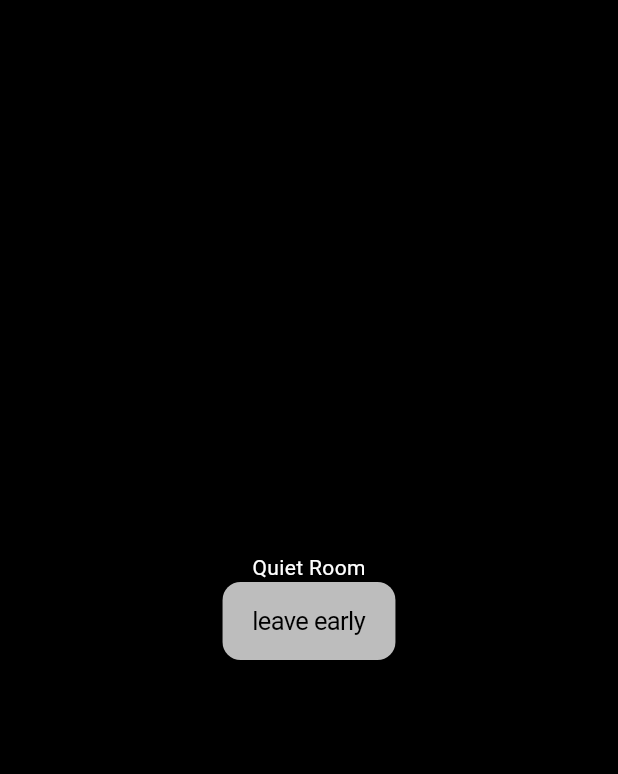
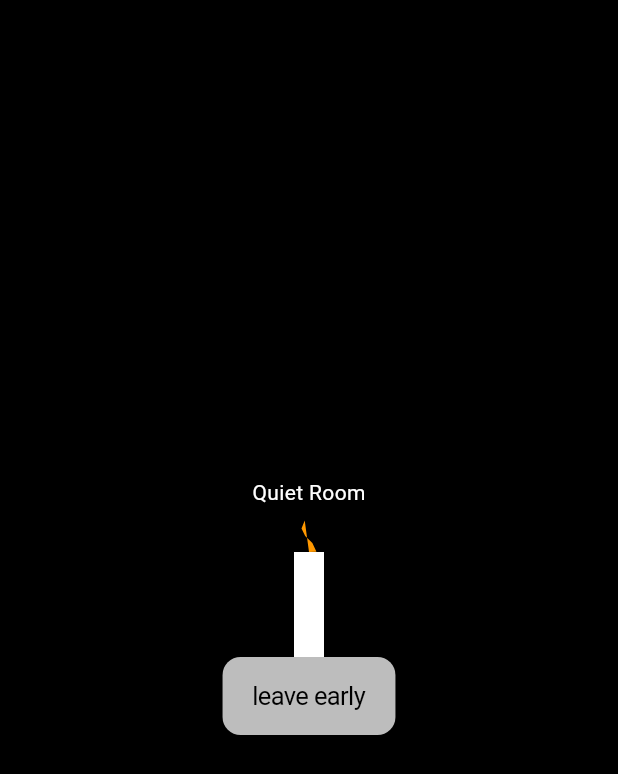
Before and after one commit to pupperpowell/night_break, a Flutter app: the QuietRoom screen opened directly, on a phone screen of 412 x 824 dp. Shown: the top 774 px of the screen. Run offline on Flutter 3.47's test engine with Material 3 defaults, Android fonts, the phone set to English and light mode, and no system bars; our stand-ins replace flutter_secure_storage, get_it, material_symbols_icons, pocketbase, shimmer; accounts and stored records are empty; project files that could hold a hidden picture were left out.

Commit message:
i hate git

```diff
--- /dev/null
+++ b/lib/components/candle.dart
@@ -0,0 +1,85 @@
+import 'dart:math';
+
+import 'package:flutter/material.dart';
+
+import 'dart:math' as math;
+
+class Candle extends StatefulWidget {
+  final double width;
+  final double height;
+
+  const Candle({super.key, this.width = 50, this.height = 100});
+
+  @override
+  _CandleState createState() => _CandleState();
+}
+
+class _CandleState extends State<Candle> with SingleTickerProviderStateMixin {
+  late AnimationController _controller;
+
+  @override
+  void initState() {
+    super.initState();
+    _controller = AnimationController(
+      vsync: this,
+      duration: Duration(milliseconds: 1500),
+    )..repeat(reverse: false);
+  }
+
+  @override
+  void dispose() {
+    _controller.dispose();
+    super.dispose();
+  }
+
+  @override
+  Widget build(BuildContext context) {
+    return AnimatedBuilder(
+      animation: _controller,
+      builder: (context, child) {
+        return CustomPaint(
+          size: Size(widget.width, widget.height),
+          painter: CandlePainter(_controller.value),
+        );
+      },
+    );
+  }
+}
+
+class CandlePainter extends CustomPainter {
+  final double animationValue;
+  final Random random = Random();
+
+  CandlePainter(this.animationValue);
+
+  @override
+  void paint(Canvas canvas, Size size) {
+    final candlePaint = Paint()..color = Colors.white;
+    final flamePaint = Paint()..color = Colors.orange;
+
+    // Draw candle body
+    canvas.drawRect(
+      Rect.fromLTWH(size.width * 0.3, size.height * 0.3, size.width * 0.4,
+          size.height * 0.7),
+      candlePaint,
+    );
+
+    // Draw flickering flame
+    final flamePath = Path();
+    flamePath.moveTo(size.width * 0.5, size.height * 0.3);
+
+    for (var i = 0; i < 5; i++) {
+      final x = size.width * 0.5 +
+          math.sin(animationValue * math.pi * 2 + i) * size.width * 0.1;
+      final y = size.height * (0.3 - i * 0.05) -
+          random.nextDouble() * size.height * 0.05 * animationValue;
+      flamePath.lineTo(x, y);
+    }
+
+    flamePath.lineTo(size.width * 0.5, size.height * 0.3);
+    canvas.drawPath(flamePath, flamePaint);
+  }
+
+  @override
+  bool shouldRepaint(covariant CustomPainter oldDelegate) => true;
+}
--- a/lib/pages/home_page.dart
+++ b/lib/pages/home_page.dart
@@ -1,4 +1,6 @@
 import 'package:flutter/material.dart';
+
+import '../components/candle.dart';
 
 class HomePage extends StatelessWidget {
   const HomePage({super.key});
@@ -16,6 +18,8 @@ class HomePage extends StatelessWidget {
                 child: Text('Welcome to Night Break v0.2'),
               ),
               Text("made with love by George Powell"),
+              SizedBox(height: 32.0),
+              Candle(),
             ],
           ),
         ),
--- a/lib/pages/quiet_room.dart
+++ b/lib/pages/quiet_room.dart
@@ -1,5 +1,6 @@
 import 'package:flutter/cupertino.dart';
 import 'package:flutter/material.dart';
+import 'package:night_break/components/candle.dart';
 
 class QuietRoom extends StatelessWidget {
   const QuietRoom({super.key});
@@ -12,6 +13,7 @@ class QuietRoom extends StatelessWidget {
           mainAxisAlignment: MainAxisAlignment.center,
           children: [
             const Text('Quiet Room'),
+            const Candle(),
             CupertinoButton.filled(
               onPressed: () {
                 Navigator.pop(context);
```
Also changed, not shown: 1 other file.
